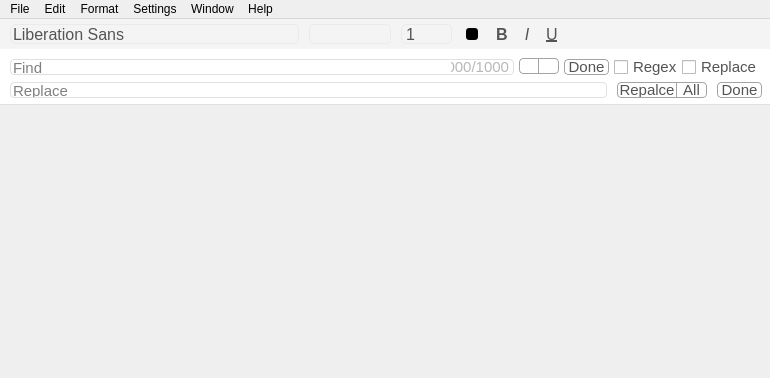
Before: the Qt Designer form src/design/text_editor.ui in teenxsky/RnR_Text_Editor, drawn with Qt 5.
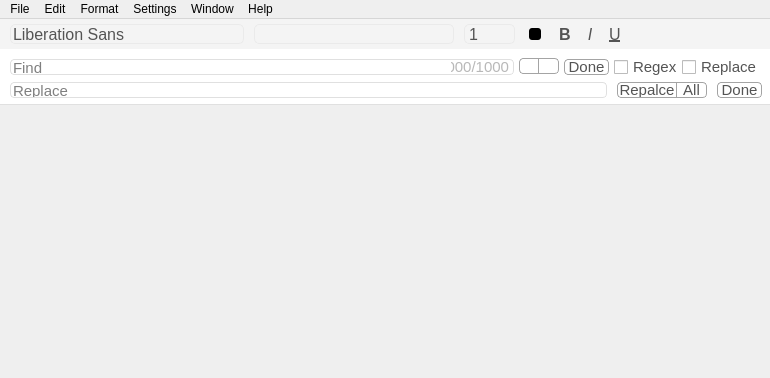
After: the same form once the commit is applied. Icons and pictures are not drawn.

Commit message: Fixed find and replace system

Patch:
```diff
--- a/src/design/text_editor.ui
+++ b/src/design/text_editor.ui
@@ -190,6 +190,12 @@
        </item>
        <item>
         <widget class="QComboBox" name="combo_box_styles">
+         <property name="minimumSize">
+          <size>
+           <width>200</width>
+           <height>0</height>
+          </size>
+         </property>
          <property name="font">
           <font>
            <pointsize>12</pointsize>
@@ -227,13 +233,6 @@
 	border-radius: 4px;
 	margin-top: 2px;
 }
-
-QComboBox QAbstractItemView {
-	selection-background-color: rgb(70, 140, 255);
-	selection-color: white;
-	background-color: rgb(244, 244, 244);
-	color: rgb(84, 84, 84);
-}
 </string>
          </property>
         </widget>
```
The commit also changes 2 other files.
